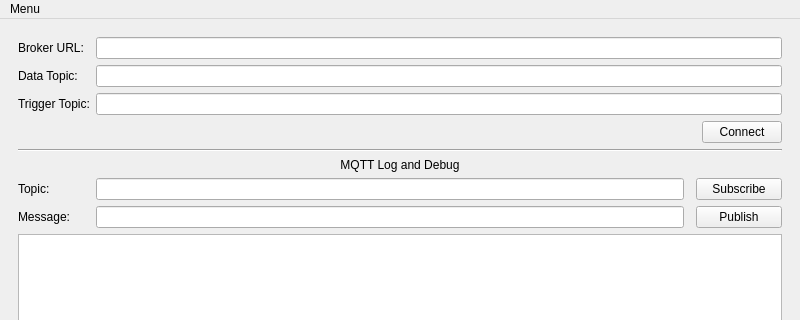
The window that tela.ui (felipe-arnhold/dataVisu) describes before a commit, drawn with Qt 5; both pictures show x 0 to 800 and y 0 to 320 of the 800 by 600 pixel window.
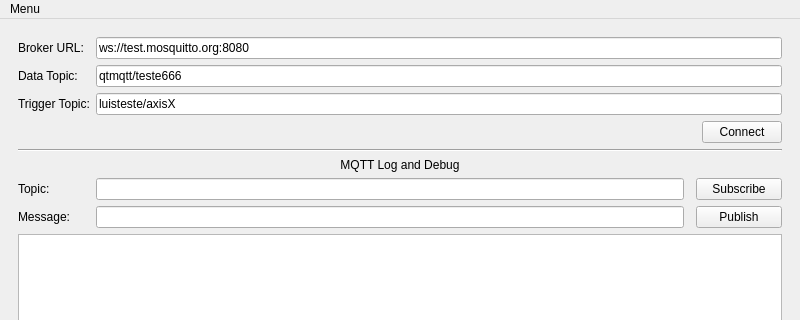
The same window after the commit.

The edit to the form file:
```diff
--- a/tela.ui
+++ b/tela.ui
@@ -184,13 +184,25 @@
          </widget>
         </item>
         <item row="1" column="1" colspan="4">
-         <widget class="QLineEdit" name="le_mqttDataTopic"/>
+         <widget class="QLineEdit" name="le_mqttDataTopic">
+          <property name="text">
+           <string>qtmqtt/teste666</string>
+          </property>
+         </widget>
         </item>
         <item row="0" column="1" colspan="4">
-         <widget class="QLineEdit" name="le_mqttBrokerUrl"/>
+         <widget class="QLineEdit" name="le_mqttBrokerUrl">
+          <property name="text">
+           <string>ws://test.mosquitto.org:8080</string>
+          </property>
+         </widget>
         </item>
         <item row="2" column="1" colspan="4">
-         <widget class="QLineEdit" name="le_mqttTriggerTopic"/>
+         <widget class="QLineEdit" name="le_mqttTriggerTopic">
+          <property name="text">
+           <string>luisteste/axisX</string>
+          </property>
+         </widget>
         </item>
         <item row="3" column="4">
          <widget class="QPushButton" name="pb_mqttConnect">
```
